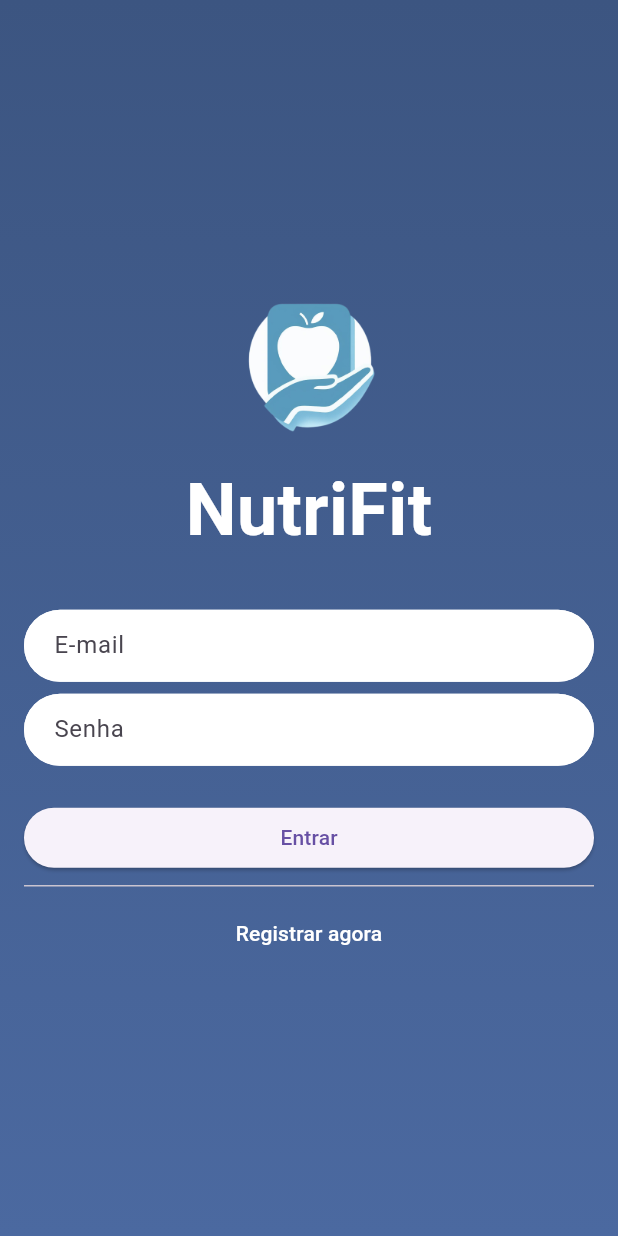
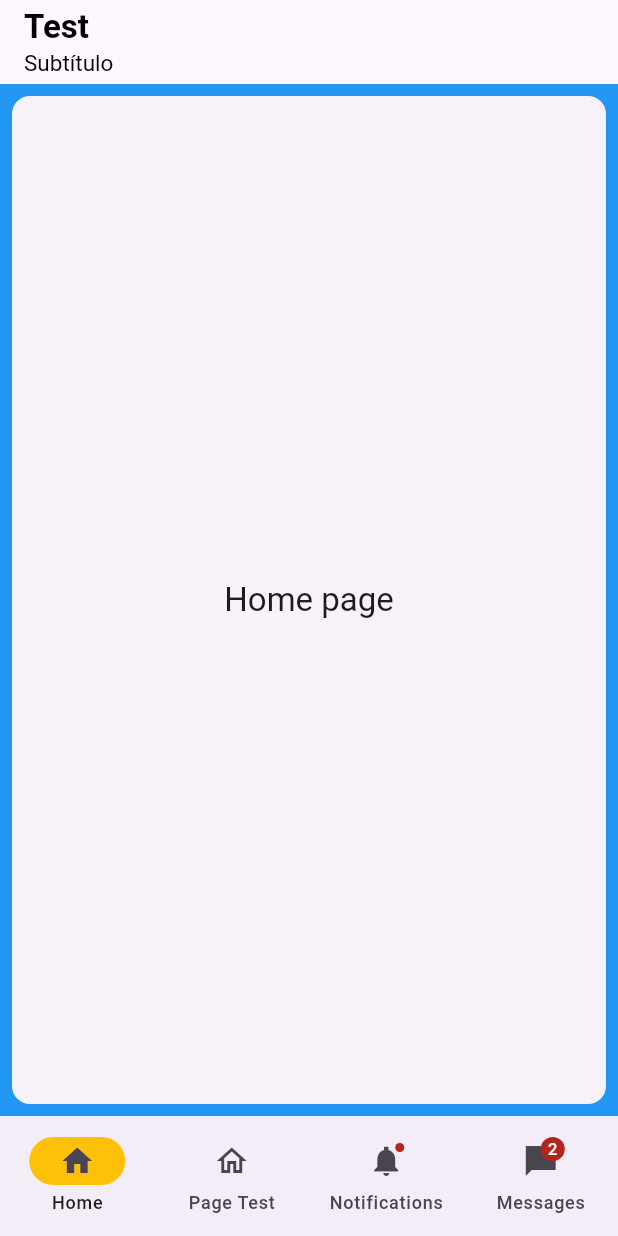
Before and after one commit to BrennerFSouza/ProjetoMobile, a Flutter app: the screen it shows after launch, on a phone screen of 412 x 824 dp. Run offline on Flutter 3.47's test engine with Material 3 defaults, Android fonts, the phone set to English and light mode, and no system bars; our stand-ins replace firebase_auth, firebase_core; accounts and stored records are empty.

Commit message:
Atualização da tela principal

```diff
--- a/lib/main.dart
+++ b/lib/main.dart
@@ -3,6 +3,7 @@ import 'package:projetomobile/pages/autenticacao_tela.dart';
 // ignore: unused_import
 import 'package:projetomobile/pages/exercicio_tela.dart';
 import 'package:firebase_core/firebase_core.dart';
+import 'package:projetomobile/pages/telaPrincipal.dart';
 import 'firebase_options.dart';
 
 void main() async {
@@ -19,9 +20,9 @@ class MyApp extends StatelessWidget {
   // This widget is the root of your application.
   @override
   Widget build(BuildContext context) {
-    return const MaterialApp(
-      title: 'Flutter Demo',
-      home: AutenticacaoTela(),
+    return MaterialApp(
+      title: 'NUTRIFIT',
+      home: TelaPrincipal(),
     );
   }
 }
--- /dev/null
+++ b/lib/pages/telaPrincipal.dart
@@ -0,0 +1,183 @@
+// ignore: unused_import
+import 'package:flutter/foundation.dart';
+import 'package:flutter/material.dart';
+import 'package:projetomobile/models/exercicio_modelo.dart';
+import 'package:projetomobile/models/sentimento_modelo.dart';
+
+class TelaPrincipal extends StatelessWidget {
+  TelaPrincipal({super.key});
+
+  @override
+  Widget build(BuildContext context) {
+    return MaterialApp(
+      theme: ThemeData(useMaterial3: true),
+      home: const NavigationExample(),
+    );
+  }
+}
+
+class NavigationExample extends StatefulWidget {
+  const NavigationExample({super.key});
+
+  @override
+  State<NavigationExample> createState() => _NavigationExampleState();
+}
+
+class _NavigationExampleState extends State<NavigationExample> {
+  int currentPageIndex = 0;
+
+  @override
+  Widget build(BuildContext context) {
+    final ThemeData theme = Theme.of(context);
+    return Scaffold(
+      backgroundColor: Colors.blue,
+      appBar: AppBar(
+        title: const Column(
+          crossAxisAlignment: CrossAxisAlignment.start,
+          children: [
+            Text(
+              "Test",
+              style: TextStyle(
+                fontWeight: FontWeight.bold,
+                fontSize: 22,
+                color: Colors.black,
+              ),
+            ),
+            Text(
+              "Subtítulo",
+              style: TextStyle(
+                fontSize: 15,
+                color: Colors.black,
+              ),
+            ),
+          ],
+        ),
+      ),
+      bottomNavigationBar: NavigationBar(
+        onDestinationSelected: (int index) {
+          setState(() {
+            currentPageIndex = index;
+          });
+        },
+        indicatorColor: Colors.amber,
+        selectedIndex: currentPageIndex,
+        destinations: const <Widget>[
+          NavigationDestination(
+            selectedIcon: Icon(Icons.home),
+            icon: Icon(Icons.home_outlined),
+            label: 'Home',
+          ),
+          NavigationDestination(
+            selectedIcon: Icon(Icons.home),
+            icon: Icon(Icons.home_outlined),
+            label: 'Page Test',
+          ),
+          NavigationDestination(
+            icon: Badge(child: Icon(Icons.notifications_sharp)),
+            label: 'Notifications',
+          ),
+          NavigationDestination(
+            icon: Badge(
+              label: Text('2'),
+              child: Icon(Icons.messenger_sharp),
+            ),
+            label: 'Messages',
+          ),
+        ],
+      ),
+      body: <Widget>[
+        /// Home page
+        Card(
+          shadowColor: Colors.transparent,
+          margin: const EdgeInsets.all(8.0),
+          child: SizedBox.expand(
+            child: Center(
+              child: Text(
+                'Home page',
+                style: theme.textTheme.titleLarge,
+              ),
+            ),
+          ),
+        ),
+
+        Card(
+          shadowColor: Colors.transparent,
+          margin: const EdgeInsets.all(8.0),
+          child: SizedBox.expand(
+            child: Center(
+              child: Text(
+                'Page Test',
+                style: theme.textTheme.titleLarge,
+              ),
+            ),
+          ),
+        ),
+
+        /// Notifications page
+        const Padding(
+          padding: EdgeInsets.all(8.0),
+          child: Column(
+            children: <Widget>[
+              Card(
+                child: ListTile(
+                  leading: Icon(Icons.notifications_sharp),
+                  title: Text('Notification 1'),
+                  subtitle: Text('This is a notification'),
+                ),
+              ),
+              Card(
+                child: ListTile(
+                  leading: Icon(Icons.notifications_sharp),
+                  title: Text('Notification 2'),
+                  subtitle: Text('This is a notification'),
+                ),
+              ),
+            ],
+          ),
+        ),
+
+        /// Messages page
+        ListView.builder(
+          reverse: true,
+          itemCount: 2,
+          itemBuilder: (BuildContext context, int index) {
+            if (index == 0) {
+              return Align(
+                alignment: Alignment.centerRight,
+                child: Container(
+                  margin: const EdgeInsets.all(8.0),
+                  padding: const EdgeInsets.all(8.0),
+                  decoration: BoxDecoration(
+                    color: theme.colorScheme.primary,
+                    borderRadius: BorderRadius.circular(8.0),
+                  ),
+                  child: Text(
+                    'Hello',
+                    style: theme.textTheme.bodyLarge!
+                        .copyWith(color: theme.colorScheme.onPrimary),
+                  ),
+                ),
+              );
+            }
+            return Align(
+              alignment: Alignment.centerLeft,
+              child: Container(
+                margin: const EdgeInsets.all(8.0),
+                padding: const EdgeInsets.all(8.0),
+                decoration: BoxDecoration(
+                  color: theme.colorScheme.primary,
+                  borderRadius: BorderRadius.circular(8.0),
+                ),
+                child: Text(
+                  'Hi!',
+                  style: theme.textTheme.bodyLarge!
+                      .copyWith(color: theme.colorScheme.onPrimary),
+                ),
+              ),
+            );
+          },
+        ),
+      ][currentPageIndex],
+    );
+  }
+}
```
